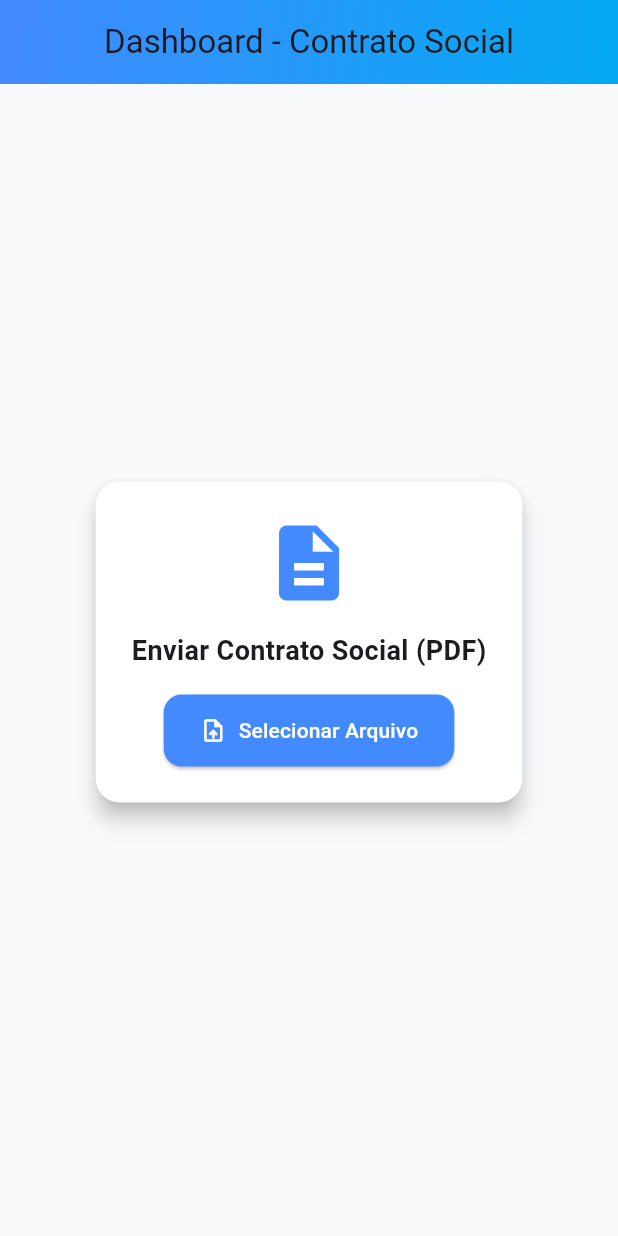
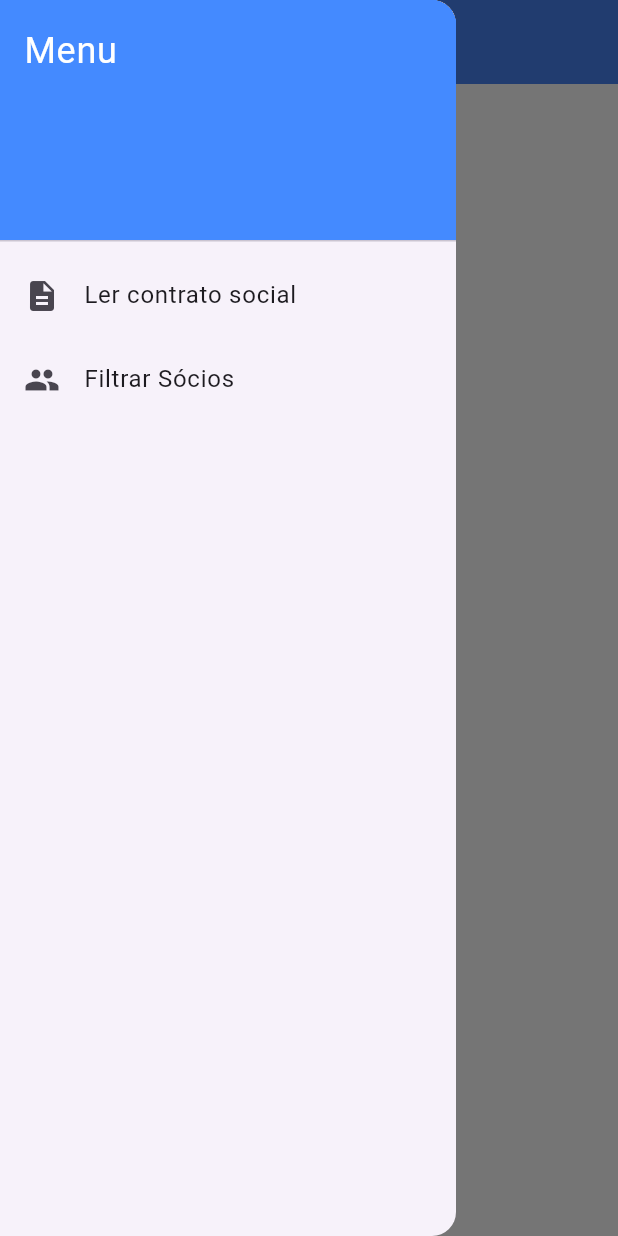
Before and after one commit to aliosmarchehade/contrato-social-paghiper-ddm, a Flutter app: the screen it shows after launch, with the side drawer open (before the commit the screen has no drawer), on a phone screen of 412 x 824 dp. Run offline on Flutter 3.47's test engine with Material 3 defaults, Android fonts, the phone set to English and light mode, and no system bars; our stand-ins replace file_picker, sqflite, sqflite_common_ffi_web; accounts and stored records are empty.

Commit message:
feat | criando menu principal

```diff
--- /dev/null
+++ b/contratosocial/lib/configuracao/rotas.dart
@@ -0,0 +1,8 @@
+class Rotas {
+  static const String menuPrincipal = '/';
+  static const String lerContrato = '/ler-contrato';
+  static const String filtro = '/filtrar';
+  static const String login = '/login';
+  static const String cadastrar = '/cadastrar';
+
+}
--- a/contratosocial/lib/contrato_social_app.dart
+++ b/contratosocial/lib/contrato_social_app.dart
@@ -1,6 +1,17 @@
+import 'package:flutter/material.dart';
+import 'package:contratosocial/configuracao/rotas.dart';
+
+
 import 'package:contratosocial/telas/pagina_login.dart';
-import 'package:flutter/material.dart';
-import 'telas/dashboard/dashboard_page.dart';
+
+
+
+import 'package:contratosocial/telas/dashboard/dashboard_page.dart';
+
+import 'package:contratosocial/telas/menuPrincipal/menu_principal.dart';
+
+
+
 
 class ContratoSocialApp extends StatelessWidget {
   const ContratoSocialApp({super.key});
@@ -11,8 +22,17 @@ class ContratoSocialApp extends StatelessWidget {
       title: 'Processamento de Contrato Social',
       debugShowCheckedModeBanner: false,
       theme: ThemeData(primarySwatch: Colors.blue),
-      //home: const PaginaLogin(),
-      home: const DashboardPage(),
+      initialRoute: Rotas.menuPrincipal,
+      routes: {
+        Rotas.menuPrincipal: (context) => const MenuPrincipal(),
+        Rotas.lerContrato: (context) => const DashboardPage(),
+        Rotas.login: (context) => const PaginaLogin(),
+        // Rotas.lerContrato: (context) => const DashboardPage(),
+        // Rotas.lerContrato: (context) => const DashboardPage(),
+        // Rotas.lerContrato: (context) => const DashboardPage(),
+        // Rotas.lerContrato: (context) => const DashboardPage(),
+        // Rotas.lerContrato: (context) => const DashboardPage(),
+      },
     );
   }
 }
--- /dev/null
+++ b/contratosocial/lib/telas/menuPrincipal/menu_principal.dart
@@ -0,0 +1,66 @@
+
+import 'package:flutter/material.dart';
+import 'package:contratosocial/configuracao/rotas.dart';
+
+class MenuPrincipal extends StatelessWidget {
+  const MenuPrincipal({super.key});
+
+  @override
+  Widget build(BuildContext context) {
+    return Scaffold(
+      backgroundColor: Colors.white,
+      appBar: AppBar(
+        elevation: 10,
+        backgroundColor: Colors.blueAccent,
+        iconTheme: const IconThemeData(
+          color: Colors.white, // deixa o ícone do menu branco
+        ),
+        title: const Text(
+          "Contrato Social",
+          style: TextStyle(
+            color: Colors.white,
+          ),
+        ),
+      ),
+      drawer: Drawer(
+        child: ListView(
+          padding: EdgeInsets.zero,
+          children: [
+            const DrawerHeader(
+              decoration: BoxDecoration(
+                color: Colors.blueAccent,
+              ),
+              child: Text(
+                "Menu",
+                style: TextStyle(
+                  color: Colors.white,
+                  fontSize: 24,
+                ),
+              ),
+            ),
+            ListTile(
+              leading: const Icon(Icons.description),
+              title: const Text("Ler contrato social"),
+              onTap: () {
+                Navigator.of(context).pushNamed(Rotas.lerContrato);
+              },
+            ),
+            ListTile(
+              leading: const Icon(Icons.people),
+              title: const Text("Filtrar Sócios"),
+              onTap: () {
+                Navigator.of(context).pushNamed(Rotas.filtro);
+              },
+            ),
+          ],
+        ),
+      ),
+      body: const Center(
+        child: Text(
+          "Olá, seja bem-vindo",
+          style: TextStyle(fontSize: 20, fontWeight: FontWeight.w500),
+        ),
+      ),
+    );
+  }
+}
```
